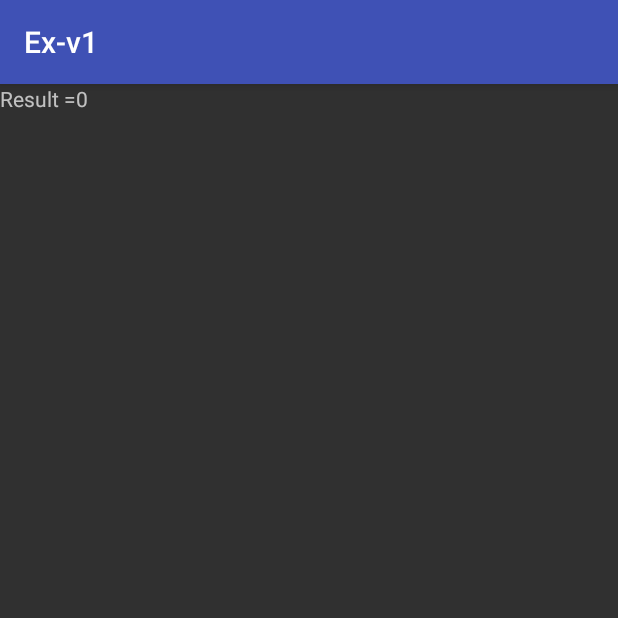
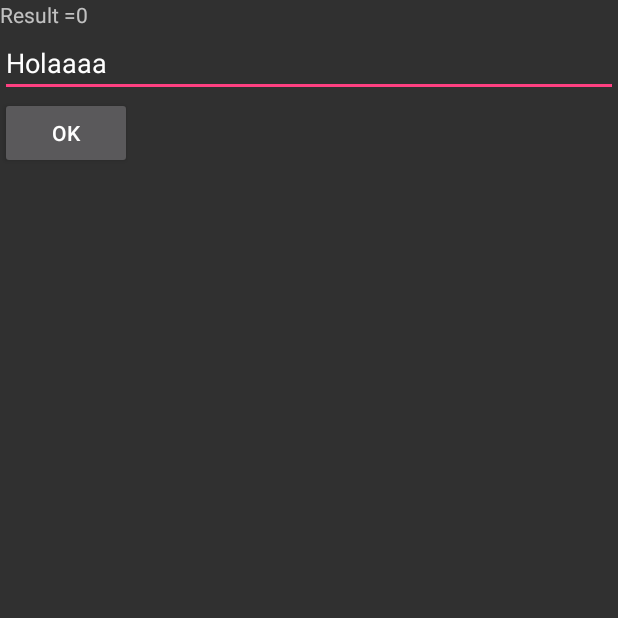
Before and after one commit to topkoka/lab_android_basic_101, an Android app: the SecondActivity screen opened directly, with no data from a screen before it, on a phone screen of 412 x 824 dp, the top half of it. Run offline under Robolectric (Android 15) with nearby library versions, the phone set to English and light mode, and no system bars; 3 statements that could not run were skipped.

Commit message:
lab_Activity

```diff
--- a/Android/app/src/main/AndroidManifest.xml
+++ b/Android/app/src/main/AndroidManifest.xml
@@ -9,7 +9,8 @@
         android:roundIcon="@mipmap/ic_launcher_round"
         android:supportsRtl="true"
         android:theme="@style/AppTheme">
-        <activity android:name=".MainActivity">
+        <activity android:name=".MainActivity"
+            android:windowSoftInputMode="stateHidden|adjustResize">
             <intent-filter>
                 <action android:name="android.intent.action.MAIN" />
 
--- a/Android/app/src/main/java/com/aditep/ex_v1/SecondActivity.java
+++ b/Android/app/src/main/java/com/aditep/ex_v1/SecondActivity.java
@@ -3,13 +3,17 @@ package com.aditep.ex_v1;
 import android.content.Intent;
 import android.support.v7.app.AppCompatActivity;
 import android.os.Bundle;
+import android.view.View;
+import android.widget.Button;
+import android.widget.EditText;
 import android.widget.TextView;
 
-public class SecondActivity extends AppCompatActivity {
+public class SecondActivity extends AppCompatActivity implements View.OnClickListener {
 
     int sum = 0;
     TextView tvResult;
-
+    Button btnok;
+    EditText editTextHola;
     @Override
     protected void onCreate(Bundle savedInstanceState) {
         super.onCreate(savedInstanceState);
@@ -27,10 +31,28 @@ public class SecondActivity extends AppCompatActivity {
 
         CoordinateParcelable c3 = intent.getParcelableExtra("cParcelable");
         initInstances();
+
+        btnok = (Button) findViewById(R.id.btnok);
+        btnok.setOnClickListener(this);
+        editTextHola = (EditText) findViewById(R.id.editTextHola);
     }
 
     private void initInstances() {
         tvResult = (TextView) findViewById(R.id.tvResult);
         tvResult.setText("Result =" + sum);
     }
+
+    @Override
+    public void onClick(View v) {
+        Intent returnIntent = new Intent();
+        returnIntent.putExtra("result",editTextHola.getText().toString());
+        setResult(RESULT_OK, returnIntent);
+        finish();
+    }
+
+    @Override
+    public void finish() {
+        super.finish();
+        overridePendingTransition(R.anim.fade_in,R.anim.fade_out);
+    }
 }
--- /dev/null
+++ b/Android/app/src/main/res/anim/fade_in.xml
@@ -0,0 +1,6 @@
+<?xml version="1.0" encoding="utf-8"?>
+<alpha xmlns:android="http://schemas.android.com/apk/res/android"
+    android:duration="2000"
+    android:fromAlpha="0"
+    android:interpolator="@android:anim/accelerate_interpolator"
+    android:toAlpha="1" />
--- /dev/null
+++ b/Android/app/src/main/res/anim/fade_out.xml
@@ -0,0 +1,6 @@
+<?xml version="1.0" encoding="utf-8"?>
+<alpha xmlns:android="http://schemas.android.com/apk/res/android"
+    android:duration="2000"
+    android:fromAlpha="1"
+    android:interpolator="@android:anim/accelerate_interpolator"
+    android:toAlpha="2" />
--- a/Android/app/src/main/res/layout/activity_main.xml
+++ b/Android/app/src/main/res/layout/activity_main.xml
@@ -148,10 +148,12 @@
                 fancy:fb_textColor="#FFFFFF" />
 
             <com.aditep.ex_v1.CustomView
+                android:id="@+id/view1"
                 android:layout_width="match_parent"
                 android:layout_height="160dp" />
 
             <com.aditep.ex_v1.CustomView
+                android:id="@+id/view2"
                 android:layout_width="match_parent"
                 android:layout_height="160dp"
                 app:isBlue="true" />
--- a/Android/app/src/main/res/layout/activity_second.xml
+++ b/Android/app/src/main/res/layout/activity_second.xml
@@ -1,13 +1,27 @@
 <?xml version="1.0" encoding="utf-8"?>
-<RelativeLayout xmlns:android="http://schemas.android.com/apk/res/android"
+<LinearLayout xmlns:android="http://schemas.android.com/apk/res/android"
     xmlns:app="http://schemas.android.com/apk/res-auto"
     xmlns:tools="http://schemas.android.com/tools"
     android:layout_width="match_parent"
     android:layout_height="match_parent"
+    android:orientation="vertical"
     tools:context=".SecondActivity">
 
     <TextView
         android:id="@+id/tvResult"
         android:layout_width="wrap_content"
-        android:layout_height="wrap_content" />
-</RelativeLayout>
+        android:layout_height="wrap_content"
+        android:text="Resuilt = xxx" />
+
+    <EditText
+        android:id="@+id/editTextHola"
+        android:layout_width="match_parent"
+        android:layout_height="wrap_content"
+        android:text="Holaaaa" />
+
+    <Button
+        android:id="@+id/btnok"
+        android:layout_width="wrap_content"
+        android:layout_height="wrap_content"
+        android:text="OK" />
+</LinearLayout>
--- a/Android/app/src/main/res/layout/sample_layout.xml
+++ b/Android/app/src/main/res/layout/sample_layout.xml
@@ -10,6 +10,7 @@
         android:text="Button" />
 
     <EditText
+        android:id="@+id/editTextSample"
         android:layout_width="match_parent"
         android:layout_height="wrap_content"
         android:layout_marginLeft="16dp" />
--- /dev/null
+++ b/Android/app/src/main/res/values-sw600dp/bools.xml
@@ -0,0 +1,6 @@
+<?xml version="1.0" encoding="utf-8"?>
+<resources>
+
+    <bool name="portrait_only">false</bool>
+
+</resources>
--- /dev/null
+++ b/Android/app/src/main/res/values/bools.xml
@@ -0,0 +1,6 @@
+<?xml version="1.0" encoding="utf-8"?>
+<resources>
+
+    <bool name="portrait_only">true</bool>
+
+</resources>
--- a/Android/app/src/main/res/values/styles.xml
+++ b/Android/app/src/main/res/values/styles.xml
@@ -1,7 +1,7 @@
 <resources>
 
     <!-- Base application theme. -->
-    <style name="AppTheme" parent="Theme.AppCompat">
+    <style name="AppTheme" parent="Theme.AppCompat.NoActionBar">
         <!-- Customize your theme here. -->
         <item name="colorPrimary">@color/colorPrimary</item>
         <item name="colorPrimaryDark">@color/colorPrimaryDark</item>
```
Also changed, not shown: Android/app/src/main/java/com/aditep/ex_v1/BundleSavedState.java (added, +45 -0 lines), Android/app/src/main/java/com/aditep/ex_v1/CustomView.java (+23 -0 lines), Android/app/src/main/java/com/aditep/ex_v1/CustomViewGroup.java (+58 -0 lines), Android/app/src/main/java/com/aditep/ex_v1/CustomViewSavedState.java (added, +47 -0 lines), Android/app/src/main/java/com/aditep/ex_v1/MainActivity.java (+29 -1 lines), Android/app/src/main/res/layout/welcome.xml (+19 -5 lines).
